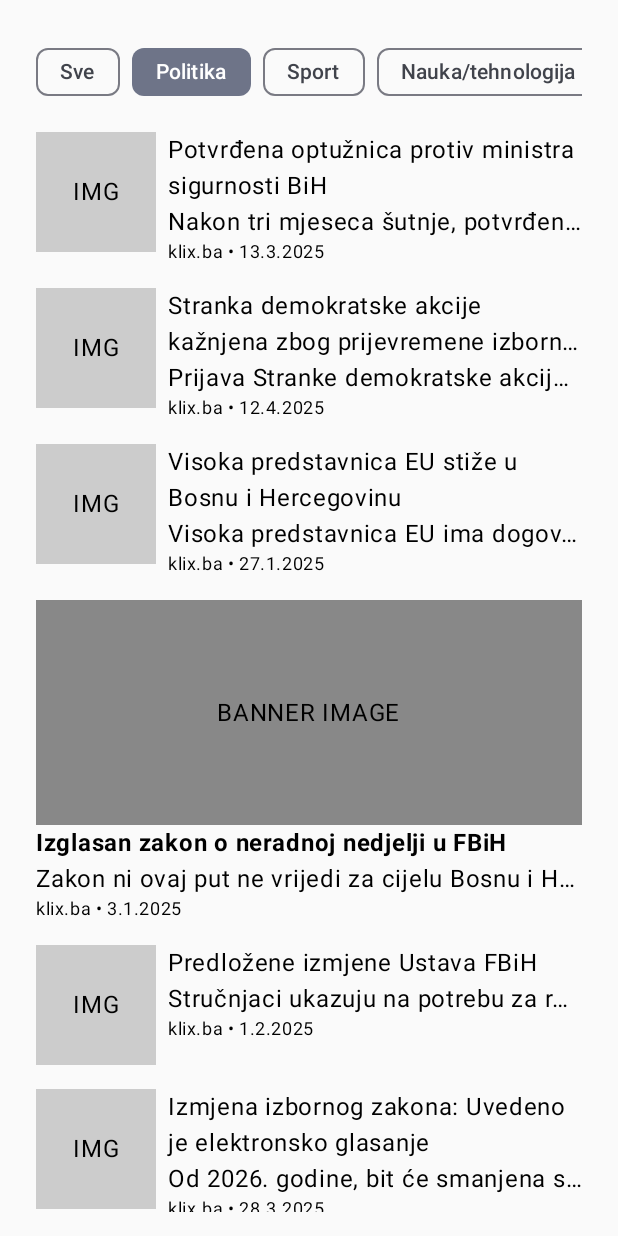
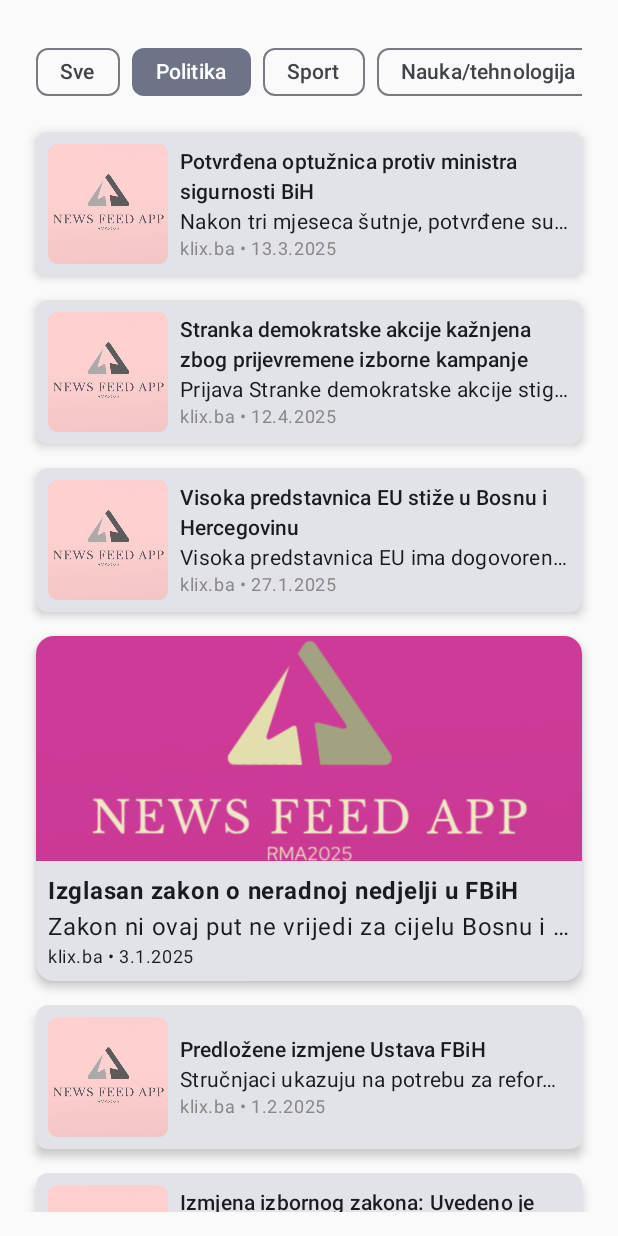
Before and after one commit to edulabic/NewsFeedApp, an Android app built with Jetpack Compose: the screen it shows after launch (MainActivity), after a tap on "Politika", on a phone screen of 412 x 824 dp. Run offline under Robolectric (Android 15) with nearby library versions, the phone set to English and light mode, and no system bars.

Commit message:
Implementacija Card i import slika

```diff
--- a/NewsFeedApp/app/src/main/java/etf/ri/rma/newsfeedapp/data/NewsData.kt
+++ b/NewsFeedApp/app/src/main/java/etf/ri/rma/newsfeedapp/data/NewsData.kt
@@ -33,7 +33,7 @@ object NewsData {
                 imageUrl=null,
                 category="Sport",
                 isFeatured=true,
-                source="tenis.ba",
+                source="sport.ba",
                 publishedDate="15.1.2025"
             ),
             NewsItem(
--- a/NewsFeedApp/app/src/main/java/etf/ri/rma/newsfeedapp/model/NewsItem.kt
+++ b/NewsFeedApp/app/src/main/java/etf/ri/rma/newsfeedapp/model/NewsItem.kt
@@ -1,12 +1,12 @@
 package etf.ri.rma.newsfeedapp.model
 
 data class NewsItem(
-    val id: String, // koristite kao key za lazylistu i neka bude jedinstveno za svaku vijest
+    val id: String,
     val title: String,
     val snippet: String,
-    val imageUrl: String?, // URL slike - ne koristi se sada
-    val category: String, // primjer "Politika", "Sport"
-    val isFeatured: Boolean, // Tip novosti “Featured” ili “Non featured”
+    val imageUrl: String?,
+    val category: String,
+    val isFeatured: Boolean,
     val source: String,
     val publishedDate: String
 
--- a/NewsFeedApp/app/src/main/java/etf/ri/rma/newsfeedapp/screen/FeaturedNewsCard.kt
+++ b/NewsFeedApp/app/src/main/java/etf/ri/rma/newsfeedapp/screen/FeaturedNewsCard.kt
@@ -1,5 +1,6 @@
 package etf.ri.rma.newsfeedapp.screen
 
+import androidx.compose.foundation.Image
 import androidx.compose.runtime.Composable
 import androidx.compose.foundation.background
 import androidx.compose.foundation.layout.Box
@@ -13,29 +14,47 @@ import androidx.compose.foundation.layout.height
 import androidx.compose.foundation.layout.padding
 import androidx.compose.foundation.layout.size
 import androidx.compose.foundation.layout.width
+import androidx.compose.foundation.shape.RoundedCornerShape
+import androidx.compose.material3.Card
+import androidx.compose.material3.CardDefaults
 import androidx.compose.material3.MaterialTheme
 import androidx.compose.material3.Text
 import androidx.compose.ui.Alignment
 import androidx.compose.ui.Modifier
 import androidx.compose.ui.graphics.Color
+import androidx.compose.ui.layout.ContentScale
 import androidx.compose.ui.platform.testTag
+import androidx.compose.ui.res.painterResource
 import androidx.compose.ui.text.font.FontWeight
 import androidx.compose.ui.text.style.TextOverflow
 import androidx.compose.ui.unit.dp
+import etf.ri.rma.newsfeedapp.R
+
 @Composable
 fun FeaturedNewsCard(newsItem: NewsItem) {
-    Column(modifier = Modifier.padding(8.dp)) {
-        Box(
-            modifier = Modifier
-                .fillMaxWidth()
-                .height(150.dp)
-                .background(Color.Gray),
-            contentAlignment = Alignment.Center
-        ) {
-            Text("BANNER IMAGE")
+    Card(
+        modifier = Modifier
+            .padding(8.dp)
+            .fillMaxWidth(),
+        elevation = CardDefaults.cardElevation(defaultElevation = 4.dp),
+    ) {
+        Column {
+            Image(
+                painter = painterResource(id = R.drawable.news_image),
+                contentDescription = null,
+                modifier = Modifier
+                    .fillMaxWidth()
+                    .height(150.dp),
+                contentScale = ContentScale.Crop
+            )
+            Column(modifier = Modifier.padding(8.dp)) {
+                Text(newsItem.title, fontWeight = FontWeight.Bold)
+                Text(newsItem.snippet, maxLines = 1, overflow = TextOverflow.Ellipsis)
+                Text(
+                    "${newsItem.source} • ${newsItem.publishedDate}",
+                    style = MaterialTheme.typography.bodySmall
+                )
+            }
         }
-        Text(newsItem.title, fontWeight = FontWeight.Bold)
-        Text(newsItem.snippet, maxLines = 1, overflow = TextOverflow.Ellipsis)
-        Text("${newsItem.source} • ${newsItem.publishedDate}", style = MaterialTheme.typography.bodySmall)
     }
 }
--- a/NewsFeedApp/app/src/main/java/etf/ri/rma/newsfeedapp/screen/MessageCard.kt
+++ b/NewsFeedApp/app/src/main/java/etf/ri/rma/newsfeedapp/screen/MessageCard.kt
@@ -2,7 +2,9 @@ package etf.ri.rma.newsfeedapp.screen
 
 import androidx.compose.foundation.layout.Box
 import androidx.compose.foundation.layout.fillMaxSize
+import androidx.compose.foundation.layout.fillMaxWidth
 import androidx.compose.foundation.layout.padding
+import androidx.compose.material3.Card
 import androidx.compose.material3.Text
 import androidx.compose.runtime.Composable
 import androidx.compose.ui.Alignment
@@ -10,13 +12,11 @@ import androidx.compose.ui.Modifier
 import androidx.compose.ui.unit.dp
 
 @Composable
-fun MessageCard() {
-    Box(
-        modifier = Modifier
-            .fillMaxSize()
-            .padding(16.dp),
-        contentAlignment = Alignment.Center
-    ) {
-        Text(text = "Nema dostupnih vijesti za odabranu kategoriju.")
+fun MessageCard(chosenCategory: String) {
+    Card( modifier = Modifier
+        .padding(8.dp)
+        .fillMaxWidth()){
+        Text("Nema pronađenih vijesti u kategoriji $chosenCategory",
+            Modifier.padding(8.dp))
     }
 }
--- a/NewsFeedApp/app/src/main/java/etf/ri/rma/newsfeedapp/screen/NewsFeedScreen.kt
+++ b/NewsFeedApp/app/src/main/java/etf/ri/rma/newsfeedapp/screen/NewsFeedScreen.kt
@@ -3,6 +3,7 @@ package etf.ri.rma.newsfeedapp.screen
 import androidx.compose.foundation.layout.Column
 import androidx.compose.foundation.layout.fillMaxSize
 import androidx.compose.foundation.layout.padding
+import androidx.compose.foundation.lazy.LazyColumn
 import androidx.compose.foundation.lazy.LazyRow
 import androidx.compose.foundation.lazy.itemsIndexed
 import androidx.compose.material3.FilterChip
@@ -30,7 +31,7 @@ fun NewsFeedScreen(){
     }
     Column(modifier= Modifier.fillMaxSize().padding(16.dp)){
         FilterChips(chosenCategory=chosenCategory, onCategoryChosen={ chosenCategory = it })
-    NewsList(newsItems = filteredNews)}
+        NewsList(newsItems = filteredNews, chosenCategory=chosenCategory)}
 }
 
 
@@ -38,7 +39,6 @@ fun NewsFeedScreen(){
 fun FilterChips(chosenCategory: String, onCategoryChosen: (String) -> Unit) {
     val categories = listOf("Sve", "Politika", "Sport", "Nauka/tehnologija", "Kultura")
     val tags = listOf("filter_chip_all", "filter_chip_pol", "filter_chip_spo", "filter_chip_sci", "filter_chip_cul")
-
     LazyRow(modifier = Modifier.padding(8.dp)) {
         itemsIndexed(categories) { index, category ->
             FilterChip(
--- a/NewsFeedApp/app/src/main/java/etf/ri/rma/newsfeedapp/screen/NewsList.kt
+++ b/NewsFeedApp/app/src/main/java/etf/ri/rma/newsfeedapp/screen/NewsList.kt
@@ -2,6 +2,7 @@ package etf.ri.rma.newsfeedapp.screen
 
 import androidx.compose.foundation.lazy.LazyColumn
 import androidx.compose.foundation.lazy.items
+import androidx.compose.material3.Text
 import androidx.compose.runtime.Composable
 import androidx.compose.ui.Modifier
 import androidx.compose.ui.platform.testTag
@@ -10,9 +11,9 @@ import etf.ri.rma.newsfeedapp.screen.MessageCard
 import etf.ri.rma.newsfeedapp.screen.StandardNewsCard
 import etf.ri.rma.newsfeedapp.screen.FeaturedNewsCard
 @Composable
-fun NewsList(newsItems : List<NewsItem>){
+fun NewsList(newsItems : List<NewsItem>, chosenCategory: String){
     if(newsItems.isEmpty()){
-        MessageCard()
+        MessageCard(chosenCategory)
     }
     else {
         LazyColumn(modifier = Modifier.testTag("news_list")) {
@@ -25,5 +26,4 @@ fun NewsList(newsItems : List<NewsItem>){
             }
         }
     }
-
 }
--- a/NewsFeedApp/app/src/main/java/etf/ri/rma/newsfeedapp/screen/StandardNewsCard.kt
+++ b/NewsFeedApp/app/src/main/java/etf/ri/rma/newsfeedapp/screen/StandardNewsCard.kt
@@ -1,5 +1,6 @@
 package etf.ri.rma.newsfeedapp.screen
 
+import androidx.compose.foundation.Image
 import androidx.compose.foundation.background
 import androidx.compose.foundation.layout.Box
 import androidx.compose.foundation.layout.Row
@@ -7,9 +8,12 @@ import androidx.compose.runtime.Composable
 import etf.ri.rma.newsfeedapp.model.NewsItem
 import androidx.compose.foundation.layout.Column
 import androidx.compose.foundation.layout.Spacer
+import androidx.compose.foundation.layout.fillMaxWidth
+import androidx.compose.foundation.layout.height
 import androidx.compose.foundation.layout.padding
 import androidx.compose.foundation.layout.size
 import androidx.compose.foundation.layout.width
+import androidx.compose.foundation.shape.RoundedCornerShape
 import androidx.compose.material3.MaterialTheme
 import androidx.compose.material3.Text
 import androidx.compose.ui.Alignment
@@ -18,23 +22,60 @@ import androidx.compose.ui.graphics.Color
 import androidx.compose.ui.platform.testTag
 import androidx.compose.ui.text.style.TextOverflow
 import androidx.compose.ui.unit.dp
+import androidx.compose.material3.Card
+import androidx.compose.material3.CardDefaults
+import androidx.compose.ui.draw.clip
+import androidx.compose.ui.layout.ContentScale
+import androidx.compose.ui.res.painterResource
+import androidx.compose.ui.text.font.FontWeight
+import etf.ri.rma.newsfeedapp.R
 import etf.ri.rma.newsfeedapp.data.NewsData
+import kotlin.math.round
+
 @Composable
 fun StandardNewsCard(newsItem: NewsItem) {
-    Row(modifier = Modifier.padding(8.dp)) {
-        Box(
-            modifier = Modifier
-                .size(80.dp)
-                .background(Color.LightGray),
-            contentAlignment = Alignment.Center
-        ) {
-            Text("IMG")
-        }
-        Spacer(modifier = Modifier.width(8.dp))
-        Column {
-            Text(newsItem.title, maxLines = 2, overflow = TextOverflow.Ellipsis)
-            Text(newsItem.snippet, maxLines = 1, overflow = TextOverflow.Ellipsis)
-            Text("${newsItem.source} • ${newsItem.publishedDate}", style = MaterialTheme.typography.bodySmall)
+    Card(
+        modifier = Modifier
+            .fillMaxWidth()
+            .padding(8.dp),
+        shape = RoundedCornerShape(8.dp),
+        elevation = CardDefaults.cardElevation(4.dp)
+    ) {
+        Row(modifier = Modifier.padding(8.dp)) {
+            Image(
+                painter = painterResource(R.drawable.news_imgstandard),
+                contentDescription = "News image",
+                modifier = Modifier
+                    .size(80.dp)
+                    .clip(RoundedCornerShape(6.dp)),
+                contentScale = ContentScale.Crop
+            )
+
+            Spacer(modifier = Modifier.width(8.dp))
+
+            Column(
+                modifier = Modifier
+                    .fillMaxWidth()
+                    .align(Alignment.CenterVertically)
+            ) {
+                Text(
+                    text = newsItem.title,
+                    maxLines = 2,
+                    overflow = TextOverflow.Ellipsis,
+                    style = MaterialTheme.typography.titleSmall
+                )
+                Text(
+                    text = newsItem.snippet,
+                    maxLines = 1,
+                    overflow = TextOverflow.Ellipsis,
+                    style = MaterialTheme.typography.bodyMedium
+                )
+                Text(
+                    text = "${newsItem.source} • ${newsItem.publishedDate}",
+                    style = MaterialTheme.typography.bodySmall,
+                    color = Color.Gray
+                )
+            }
         }
     }
 }
```
Also changed, not shown: NewsFeedApp/app/src/main/res/drawable/news_image.png (added), NewsFeedApp/app/src/main/res/drawable/news_imgstandard.png (added).
